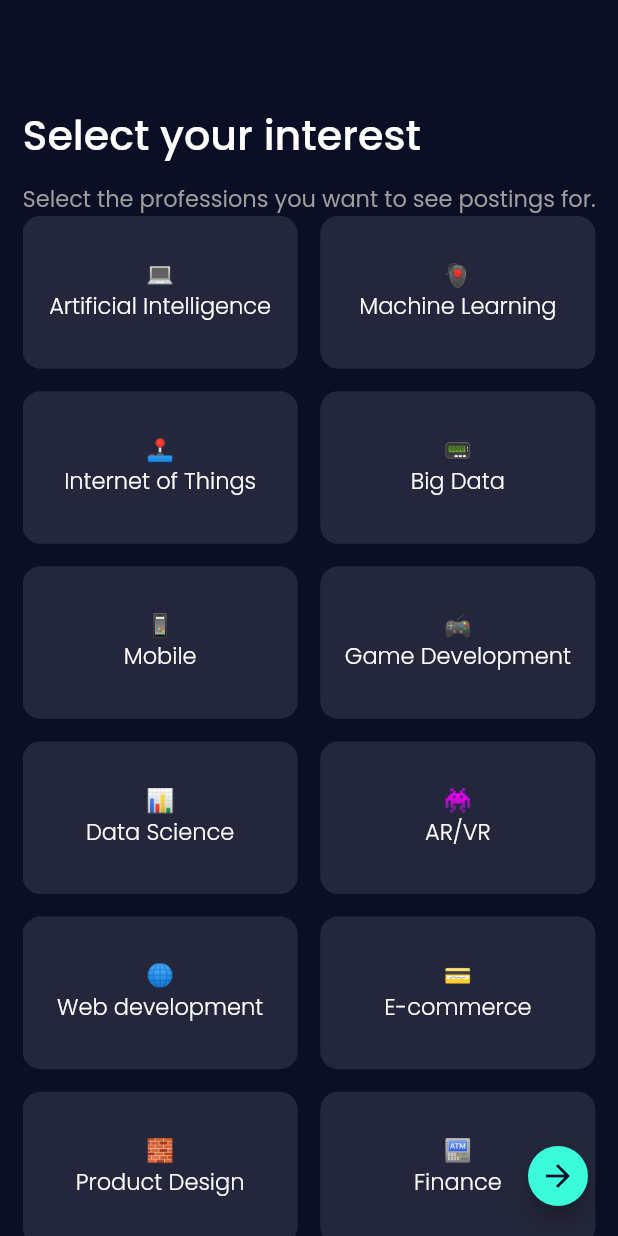
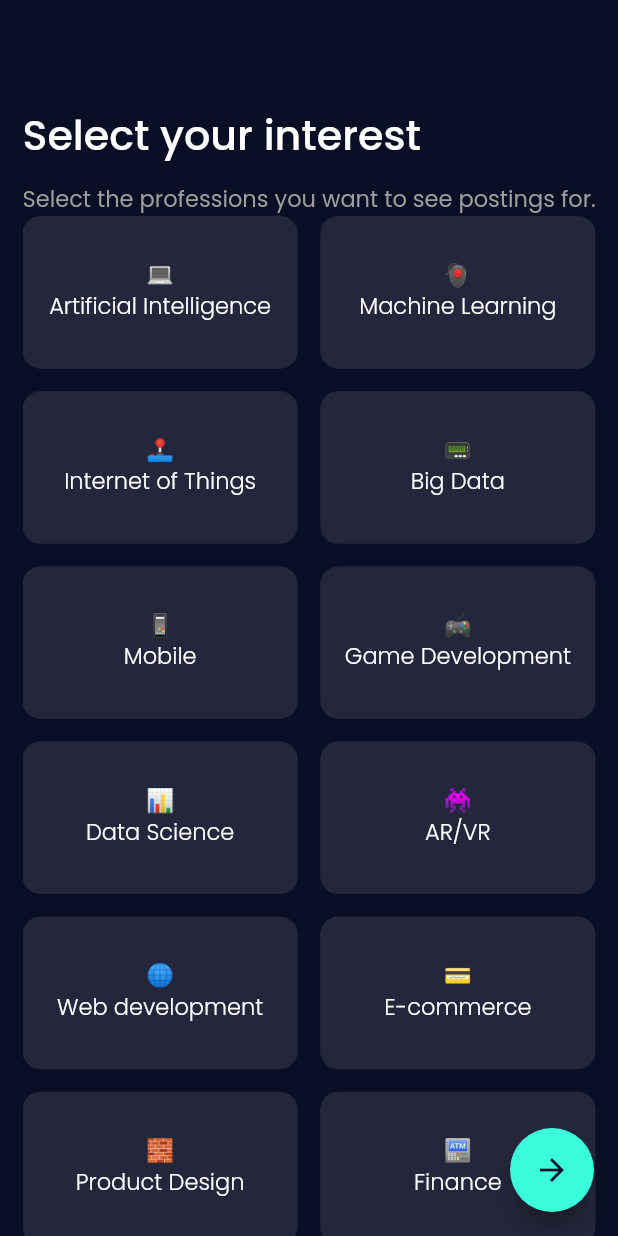
Before and after one commit to hamza-al/findr, a Flutter app: the SelectJob screen opened directly, on a phone screen of 412 x 824 dp. Run offline on Flutter 3.47's test engine with Material 2 defaults, Android fonts, the phone set to English and light mode, and no system bars; our stand-ins replace firebase_auth, firebase_core, google_fonts; missing offline and left inert: flutter_swipable; accounts and stored records are empty.

Commit message:
Animated CustomTile

```diff
--- a/lib/main.dart
+++ b/lib/main.dart
@@ -1,6 +1,3 @@
-import 'package:findr/pages/login.dart';
-import 'package:findr/pages/selectJob.dart';
-import 'package:findr/pages/signup.dart';
 import 'package:findr/pages/welcome.dart';
 import 'package:firebase_core/firebase_core.dart';
 import 'package:flutter/material.dart';
--- a/lib/pages/selectJob.dart
+++ b/lib/pages/selectJob.dart
@@ -39,7 +39,7 @@ class _SelectJobState extends State<SelectJob> {
           Navigator.push(
               context, MaterialPageRoute(builder: (context) => Nav()));
         },
-        mini: true,
+        mini: false,
         child: Icon(
           Icons.arrow_forward,
           color: bg,
--- a/lib/widgets/customTile.dart
+++ b/lib/widgets/customTile.dart
@@ -27,7 +27,9 @@ class _CustomTileState extends State<CustomTile> {
           isTapped = !isTapped;
         });
       },
-      child: Container(
+      child: AnimatedContainer(
+        curve: Curves.fastLinearToSlowEaseIn,
+        duration: Duration(seconds: 1),
         padding: EdgeInsets.symmetric(horizontal: 10),
         margin: EdgeInsets.only(right: 15, bottom: 15),
         height: height / 7,
```
